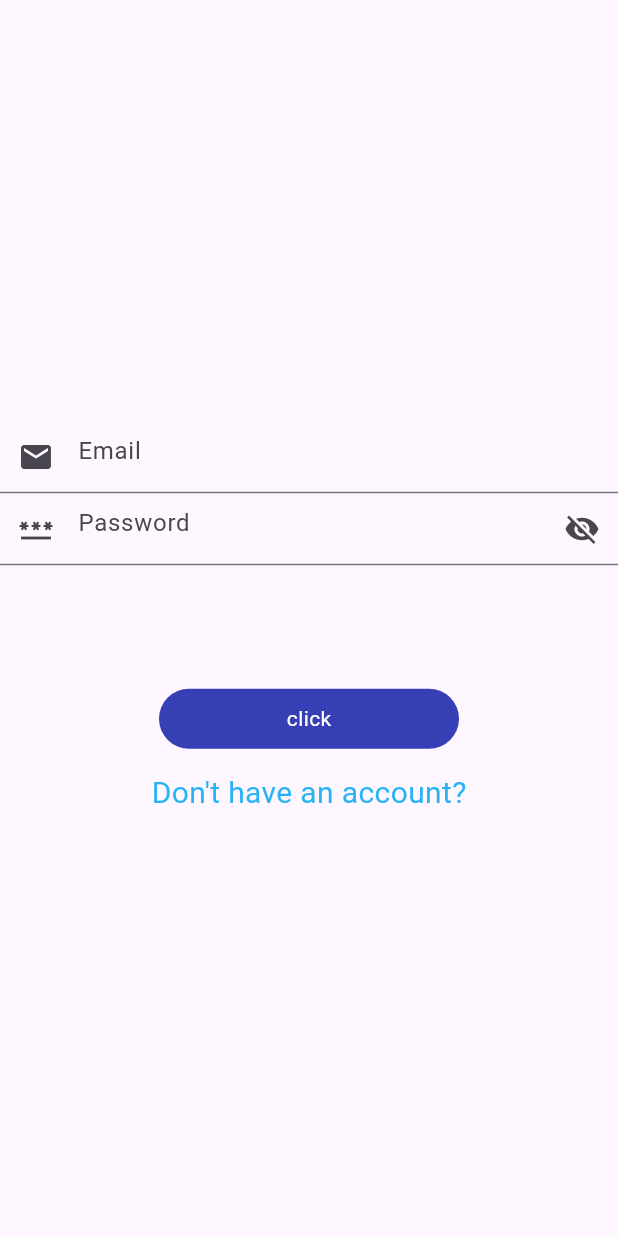
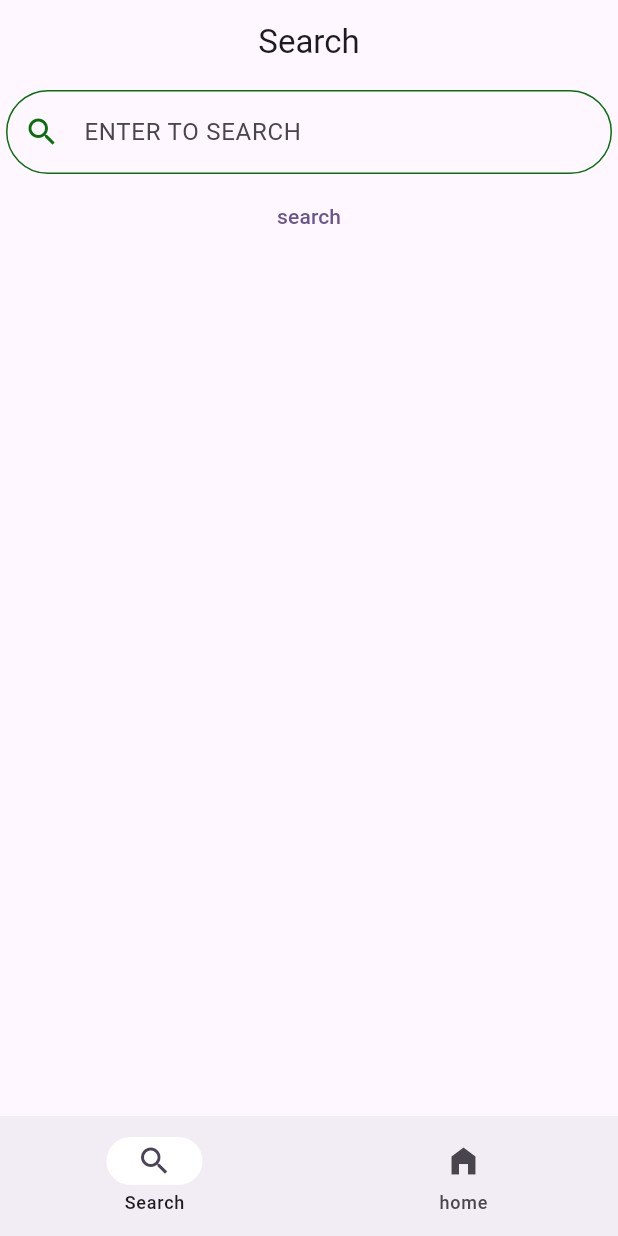
Before and after one commit to shreygupta799/PlantGuideApp-frontend, a Flutter app: the screen it shows after launch, on a phone screen of 412 x 824 dp. Run offline on Flutter 3.47's test engine with Material 3 defaults, Android fonts, the phone set to English and light mode, and no system bars; our stand-ins replace another_flushbar, flutter_secure_storage, fluttertoast; accounts and stored records are empty.

Commit message:
search added review left

```diff
--- a/lib/main.dart
+++ b/lib/main.dart
@@ -1,7 +1,6 @@
 import 'package:flutter/material.dart';
 import 'package:frontend/utils/routes/routes.dart';
 import 'package:frontend/utils/routes/routesNames.dart';
-import 'package:frontend/view/splash_view.dart';
 import 'package:frontend/view_model/auth_view_Model.dart';
 import 'package:frontend/view_model/login_view_model.dart';
 import 'package:frontend/view_model/splash_view_model.dart';
@@ -29,7 +28,7 @@ class MyApp extends StatelessWidget {
           colorScheme: ColorScheme.fromSeed(seedColor: Colors.deepPurple),
           useMaterial3: true,
         ),
-        initialRoute: RoutesName.splash,
+        initialRoute: RoutesName.navigationBar,
         onGenerateRoute: Routes.generateRoute,
       ),
     );
--- /dev/null
+++ b/lib/model/plant_model.dart
@@ -0,0 +1,37 @@
+class PlantModel {
+  String name;
+  String? details;
+  String? snowingSeason;
+  String? snowingInstruction;
+  String? careInstruction;
+  String? prerequisits;
+
+  PlantModel(
+      {required this.name,
+      this.details,
+      this.snowingSeason,
+      this.snowingInstruction,
+      this.careInstruction,
+      this.prerequisits});
+
+  factory PlantModel.fromJson(Map<String, dynamic> json) {
+    return PlantModel(
+        name: json['name'],
+        details: json['details'],
+        snowingSeason: json['sowing_season'],
+        snowingInstruction: json['sowing_instructions'],
+        careInstruction: json['care_instructions'],
+        prerequisits: json['prerequisites']);
+  }
+
+  Map<String, dynamic> toJson() {
+    final Map<String, String?> data = <String, String?>{};
+    data['name'] = name;
+    data['details'] = details;
+    data['snowing_season'] = snowingSeason;
+    data['snowing_instruction'] = snowingInstruction;
+    data['care_instruction'] = careInstruction;
+    data['prereqisits'] = prerequisits;
+    return data;
+  }
+}
--- /dev/null
+++ b/lib/res/components/navigation_bar.dart
@@ -0,0 +1,44 @@
+import 'package:flutter/material.dart';
+import 'package:frontend/res/colors.dart';
+import 'package:frontend/view/home_view.dart';
+import 'package:frontend/view/search_view.dart';
+
+class AppNavigationBar extends StatefulWidget {
+  const AppNavigationBar({super.key});
+
+  @override
+  State<AppNavigationBar> createState() => _AppNavigationBarState();
+}
+
+class _AppNavigationBarState extends State<AppNavigationBar> {
+  int screenIndex = 0;
+  final screens = [const SearchView(), const HomeView()];
+
+  @override
+  Widget build(BuildContext context) {
+    return Scaffold(
+      body: screens[screenIndex],
+      bottomNavigationBar: NavigationBar(
+        selectedIndex: screenIndex,
+        //backgroundColor: AppColor.greenColor,
+        onDestinationSelected: (value) {
+          setState(() {
+            screenIndex = value;
+          });
+        },
+        indicatorColor: AppColor.whiteColor,
+        destinations: const [
+          NavigationDestination(
+              icon: Icon(
+                Icons.search,
+              ),
+              label: 'Search'),
+          NavigationDestination(
+            icon: Icon(Icons.home_filled),
+            label: 'home',
+          )
+        ],
+      ),
+    );
+  }
+}
--- a/lib/utils/routes/routes.dart
+++ b/lib/utils/routes/routes.dart
@@ -1,4 +1,5 @@
 import 'package:flutter/material.dart';
+import 'package:frontend/res/components/navigation_bar.dart';
 import 'package:frontend/utils/routes/routesNames.dart';
 import 'package:frontend/view/home_view.dart';
 import 'package:frontend/view/login_view.dart';
@@ -16,6 +17,9 @@ class Routes {
         return MaterialPageRoute(builder: (constext) => const HomeView());
       case RoutesName.splash:
         return MaterialPageRoute(builder: (constext) => const SplashView());
+      case RoutesName.navigationBar:
+        return MaterialPageRoute(
+            builder: (context) => const AppNavigationBar());
       default:
         return MaterialPageRoute(
             builder: (context) => Scaffold(
--- a/lib/utils/routes/routesNames.dart
+++ b/lib/utils/routes/routesNames.dart
@@ -3,4 +3,5 @@ class RoutesName {
   static const String home = 'home_screen';
   static const String splash = 'splash_screen';
   static const String register = 'register_screen';
+  static const String navigationBar = 'navigation_screen';
 }
--- a/lib/view/login_view.dart
+++ b/lib/view/login_view.dart
@@ -1,5 +1,4 @@
 import 'package:flutter/material.dart';
-import 'package:fluttertoast/fluttertoast.dart';
 import 'package:frontend/res/components/round_button.dart';
 import 'package:frontend/utils/routes/routesNames.dart';
 import 'package:frontend/utils/utils.dart';
@@ -44,7 +43,7 @@ class _LoginViewState extends State<LoginView> {
           TextFormField(
               controller: emailController,
               focusNode: emailFocus,
-              decoration: InputDecoration(
+              decoration: const InputDecoration(
                 hintText: 'Email',
                 prefixIcon: Icon(Icons.email),
               ),
@@ -96,12 +95,12 @@ class _LoginViewState extends State<LoginView> {
                   await loginViewModel.loginUser(user, context);
                 }
               }),
-          SizedBox(
+          const SizedBox(
             height: 15,
           ),
           InkWell(
             onTap: () => Navigator.pushNamed(context, RoutesName.register),
-            child: Text('Don\'t have an account?',
+            child: const Text('Don\'t have an account?',
                 style: TextStyle(
                   fontSize: 20,
                   color: Color.fromARGB(255, 42, 179, 243),
--- /dev/null
+++ b/lib/view/search_view.dart
@@ -0,0 +1,83 @@
+import 'package:flutter/material.dart';
+import 'package:frontend/res/colors.dart';
+import 'package:frontend/view_model/plant_view_model.dart';
+
+class SearchView extends StatefulWidget {
+  const SearchView({super.key});
+
+  @override
+  State<SearchView> createState() => _SearchViewState();
+}
+
+class _SearchViewState extends State<SearchView> {
+  dynamic plant;
+  PlantViewModel plantViewModel = PlantViewModel();
+
+  late final TextEditingController _searchController;
+
+  @override
+  void initState() {
+    _searchController = TextEditingController();
+    super.initState();
+  }
+
+  @override
+  void dispose() {
+    _searchController.dispose();
+    super.dispose();
+  }
+
+  @override
+  Widget build(BuildContext context) {
+    return Scaffold(
+      appBar: AppBar(
+        //backgroundColor: AppColor.greenColor,
+        title: const Center(child: Text('Search')),
+      ),
+      body: Column(
+        children: [
+          Container(
+            margin: const EdgeInsets.all(4),
+            child: TextField(
+              controller: _searchController,
+              decoration: const InputDecoration(
+                focusedBorder: OutlineInputBorder(
+                  borderRadius: BorderRadius.all(
+                    Radius.circular(50),
+                  ),
+                ),
+                hintText: 'ENTER TO SEARCH',
+                prefixIcon: Icon(Icons.search),
+                prefixIconColor: AppColor.greenColor,
+                enabledBorder: OutlineInputBorder(
+                  borderSide: BorderSide(color: AppColor.greenColor),
+                  borderRadius: BorderRadius.all(
+                    Radius.circular(50),
+                  ),
+                ),
+              ),
+            ),
+          ),
+
+          TextButton(onPressed: (){
+           plant =  plantViewModel.getPlantsDetails(_searchController.text);
+          }, child: plantViewModel.loading ? const CircularProgressIndicator() : const Text('search')),
+
+          // ChangeNotifierProvider<PlantViewModel>(
+          //   create: (BuildContext context) => plantViewModel,
+          //   child: Consumer<PlantViewModel>(
+          //     builder: (context, value, _) {
+          //       if (!value.loading) {
+          //         return ();
+          //           }else{
+          //         return(const CircularProgressIndicator());
+          //       }
+          //     },
+          //   ),
+          // )
+          Center(child: plant != null ? Text(plant.name) : const Text(''))
+        ],
+      ),
+    );
+  }
+}
--- a/lib/view_model/splash_view_model.dart
+++ b/lib/view_model/splash_view_model.dart
@@ -1,5 +1,4 @@
 import 'dart:convert';
-
 import 'package:flutter/material.dart';
 import 'package:frontend/model/currentUser_model.dart';
 import 'package:frontend/view_model/auth_view_Model.dart';
```
Also changed, not shown: lib/view/register_view.dart (+5 -5 lines), lib/view_model/plant_view_model.dart (added, +38 -0 lines).
